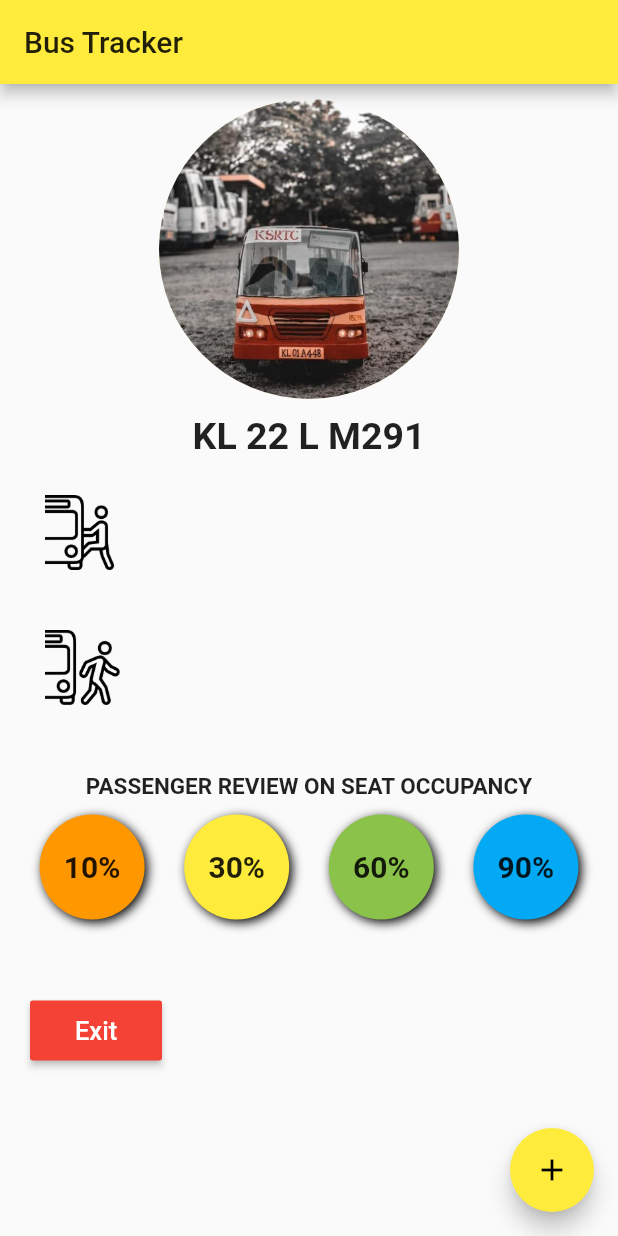
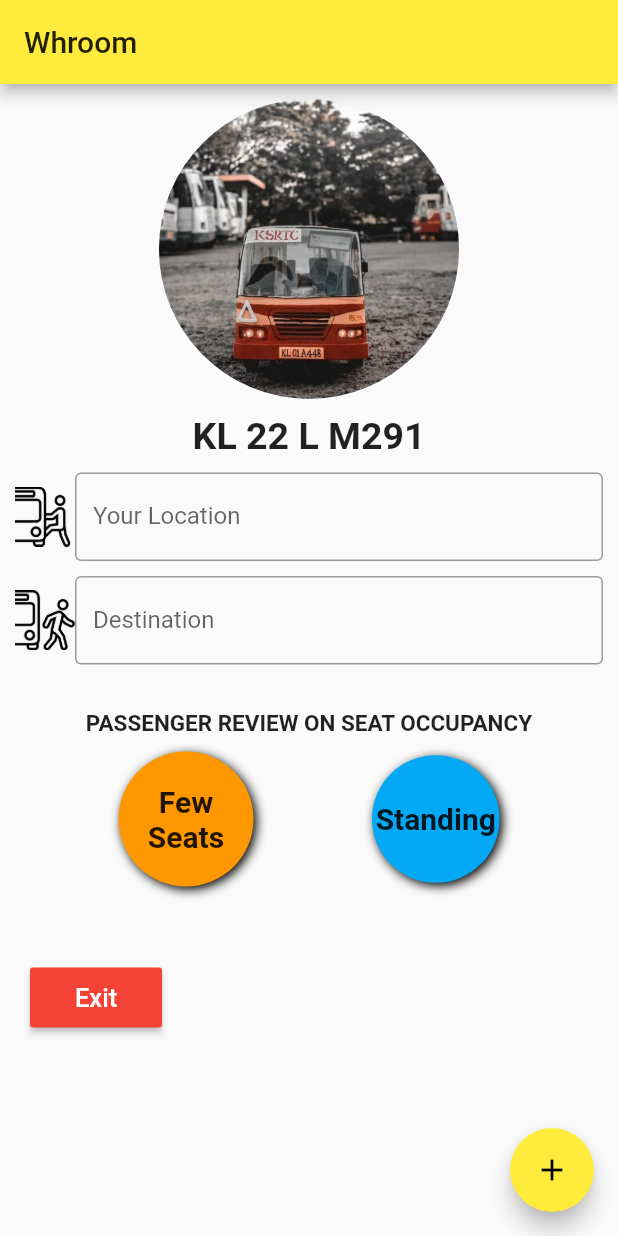
Before and after one commit to Faslapa/bus_app, a Flutter app: the screen it shows after launch, on a phone screen of 412 x 824 dp. Run offline on Flutter 3.47's test engine with Material 2 defaults, Android fonts, the phone set to English and light mode, and no system bars.

Commit message:
Updated UI

```diff
--- a/lib/home.dart
+++ b/lib/home.dart
@@ -13,7 +13,7 @@ class _MyHomePageState extends State<MyHomePage> {
       appBar: AppBar(
         // Here we take the value from the MyHomePage object that was created by
         // the App.build method, and use it to set our appbar title.
-        title: Text('Bus Tracker'),
+        title: Text('Whroom'),
       ),
       body: Center(
         // Center is a layout widget. It takes a single child and positions it
@@ -31,25 +31,49 @@ SizedBox(height: 10,),
               'KL 22 L M291', style: TextStyle(fontWeight: FontWeight.bold, fontSize: 25)
             ),
             SizedBox(height:10),
-            Row(mainAxisAlignment: MainAxisAlignment.start,
+            Container(padding:EdgeInsets.fromLTRB(10, 0, 10, 0),
+              child:Row(mainAxisAlignment: MainAxisAlignment.start,
               children: <Widget>[
-                Container(width: 80,
-        height: 80,
-         padding: EdgeInsets.fromLTRB(30,0,0,0),
+                Container(width: 40,
+        height: 40,
+
           decoration: BoxDecoration(
              shape: BoxShape.circle), child:Image(image: AssetImage('assets/get-on-bus.png'))),
 
-              ]),
+              Expanded(child: TextField(
+
+  decoration: InputDecoration(
+    border: OutlineInputBorder(),
+    labelText: 'Your Location',
+    focusedBorder:OutlineInputBorder(
+            borderSide: const BorderSide(color: Colors.black, width: 2.0),
+            borderRadius: BorderRadius.circular(25.0),
+          ),
+
+  ),
+) ,),]),),
               SizedBox(height:10),
-              Row(mainAxisAlignment: MainAxisAlignment.start,
+              Container(padding:EdgeInsets.fromLTRB(10, 0, 10, 0),
+              child:Row( mainAxisAlignment: MainAxisAlignment.start,
               children: <Widget>[
-                Container(width: 80,
-        height: 80,
-         padding: EdgeInsets.fromLTRB(30,0,0,0),
+                Container(width: 40,
+        height: 40,
+
           decoration: BoxDecoration(
              shape: BoxShape.circle), child:Image(image: AssetImage('assets/get-off-bus.png')))
+             ,Expanded(child: TextField(
 
-              ]),
+  decoration: InputDecoration(
+    border: OutlineInputBorder(),
+    labelText: 'Destination',
+    fillColor: Colors.white,
+    focusedBorder:OutlineInputBorder(
+            borderSide: const BorderSide(color: Colors.black, width: 2.0),
+            borderRadius: BorderRadius.circular(25.0),
+          ),
+  ),
+) ,),
+              ]),),
             SizedBox(height:30),
             Text(
               'PASSENGER REVIEW ON SEAT OCCUPANCY', style: TextStyle(fontWeight: FontWeight.bold, fontSize: 15)
@@ -59,8 +83,8 @@ SizedBox(height: 10,),
             Row(mainAxisAlignment: MainAxisAlignment.spaceEvenly,
               children: <Widget>[
                 InkWell(onTap: (){},child: Container(
-                      width: 70.0,
-        height: 70.0,
+                      width: 90.0,
+        height: 90.0,
 
           decoration: BoxDecoration(
             color: Colors.orange,
@@ -77,55 +101,12 @@ SizedBox(height: 10,),
           )
         ],
           ),
-          child: Center(child: Text('10%',style: TextStyle(fontSize: 20, fontWeight: FontWeight.bold),)),
+          child: Center(child: Text('Few Seats',textAlign: TextAlign.center, style: TextStyle(fontSize: 20, fontWeight: FontWeight.bold),)),
         ),),
+
         InkWell(onTap: (){},child:Container(
-                      width: 70.0,
-        height: 70.0,
-
-          decoration: BoxDecoration(
-            color: Colors.yellow,
-            shape: BoxShape.circle,
-            boxShadow: [
-          BoxShadow(
-            color: Colors.black,
-            blurRadius: 5.0, // soften the shadow
-            spreadRadius: 0.0, //extend the shadow
-            offset: Offset(
-              2.0, // Move to right 10  horizontally
-              2.0, // Move to bottom 10 Vertically
-            ),
-          )
-        ],
-          ),
-          child: Center(child: Text('30%',style: TextStyle(fontSize: 20, fontWeight: FontWeight.bold),)),
-        ),
-        ),
-        InkWell(onTap: (){},child: Container(
-                      width: 70.0,
-        height: 70.0,
-
-          decoration: BoxDecoration(
-            color: Colors.lightGreen,
-            shape: BoxShape.circle,
-            boxShadow: [
-          BoxShadow(
-            color: Colors.black,
-            blurRadius: 5.0, // soften the shadow
-            spreadRadius: 0.0, //extend the shadow
-            offset: Offset(
-              2.0, // Move to right 10  horizontally
-              2.0, // Move to bottom 10 Vertically
-            ),
-          )
-        ],
-          ),
-          child: Center(child: Text('60%',style: TextStyle(fontSize: 20, fontWeight: FontWeight.bold),)),
-        ),
-        ),
-        InkWell(onTap: (){},child:Container(
-                      width: 70.0,
-        height: 70.0,
+                      width: 85.0,
+        height: 85.0,
 
           decoration: BoxDecoration(
             color: Colors.lightBlue,
@@ -142,7 +123,7 @@ SizedBox(height: 10,),
           )
         ],
           ),
-          child: Center(child: Text('90%',style: TextStyle(fontSize: 20, fontWeight: FontWeight.bold),)),
+          child: Center(child: Text('Standing',style: TextStyle(fontSize: 20, fontWeight: FontWeight.bold),)),
         )),
               ],
             ),
@@ -163,9 +144,10 @@ SizedBox(height: 10,),
         ),
       ),
       floatingActionButton: FloatingActionButton(
+        backgroundColor: Colors.yellow,
         onPressed:  (){Navigator.pushNamed(context, '/second');},
 
-        child: Icon(Icons.add),
+        child: Icon(Icons.add, color: Colors.black,),
       ), // This trailing comma makes auto-formatting nicer for build methods.
     );
 
--- a/lib/main.dart
+++ b/lib/main.dart
@@ -25,7 +25,9 @@ class MyApp extends StatelessWidget {
         // or simply save your changes to "hot reload" in a Flutter IDE).
         // Notice that the counter didn't reset back to zero; the application
         // is not restarted.
-        primarySwatch: Colors.yellow,
+        primaryColor: Colors.yellow,
+        accentColor: Colors.black,
+
       ),
       initialRoute: '/',
       routes: {
--- a/lib/preview.dart
+++ b/lib/preview.dart
@@ -13,7 +13,7 @@ class _PreviewState extends State<Preview> {
       appBar: AppBar(
         // Here we take the value from the MyHomePage object that was created by
         // the App.build method, and use it to set our appbar title.
-        title: Text('Bus tracker'),
+        title: Text('Whroom'),
       ),
       body: Center(
         // Center is a layout widget. It takes a single child and positions it
--- a/lib/seat.dart
+++ b/lib/seat.dart
@@ -14,7 +14,7 @@ class _SeatState extends State<Seat> {
       appBar: AppBar(
         // Here we take the value from the MyHomePage object that was created by
         // the App.build method, and use it to set our appbar title.
-        title: Text('Bus tracker'),
+        title: Text('Whroom'),
       ),
       body: Center(
         // Center is a layout widget. It takes a single child and positions it
```
